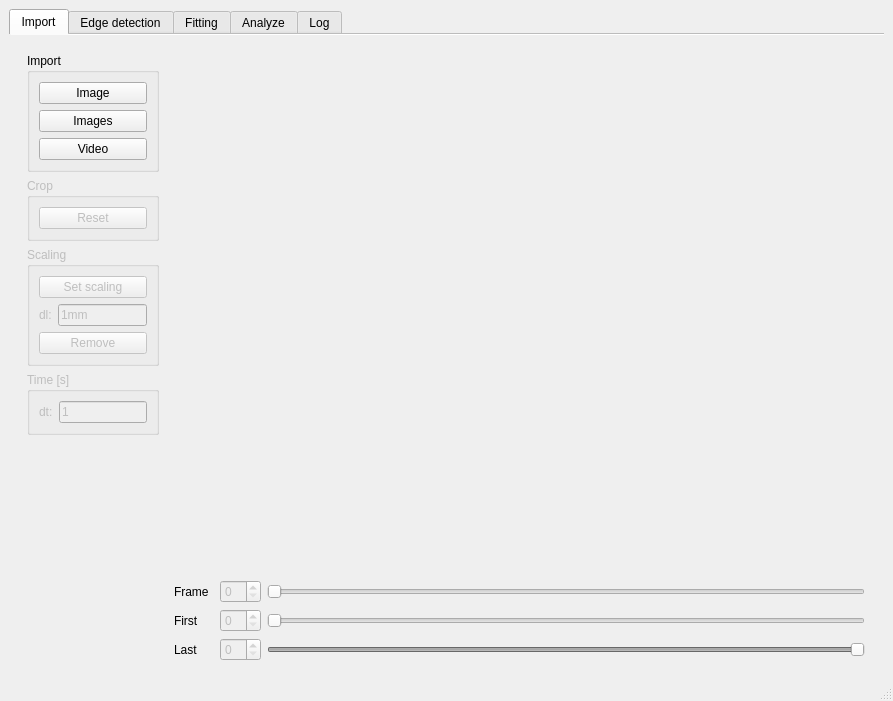
galaunay/pyDSA_gui, file pyDSAqt5/design.ui: the form before one commit.
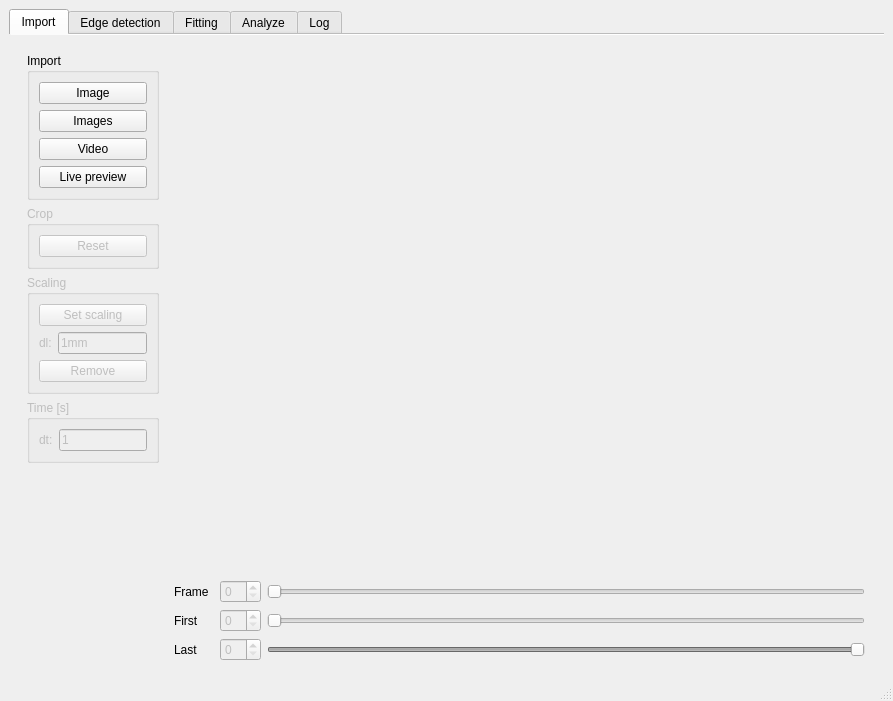
The form after the commit. The open tabs and pages were chosen to show the change. Custom widgets are drawn as their Qt base class.

Commit message: Begin to add live feed

The edit to the form file:
```diff
--- a/pyDSAqt5/design.ui
+++ b/pyDSAqt5/design.ui
@@ -29,15 +29,6 @@
       <property name="documentMode">
        <bool>true</bool>
       </property>
-      <property name="tabsClosable">
-       <bool>false</bool>
-      </property>
-      <property name="movable">
-       <bool>false</bool>
-      </property>
-      <property name="tabBarAutoHide">
-       <bool>false</bool>
-      </property>
       <widget class="QWidget" name="tabimport">
        <attribute name="title">
         <string>Import</string>
@@ -112,6 +103,16 @@
                 </property>
                </widget>
               </item>
+              <item>
+               <widget class="QPushButton" name="pushButton_4">
+                <property name="toolTip">
+                 <string>Import a video (avi,mp4,mkv,...)</string>
+                </property>
+                <property name="text">
+                 <string>Live preview</string>
+                </property>
+               </widget>
+              </item>
              </layout>
             </widget>
            </item>
```
Left out of the diff: 131 changed lines with no effect on the pictures. The commit also changes 3 other files.
